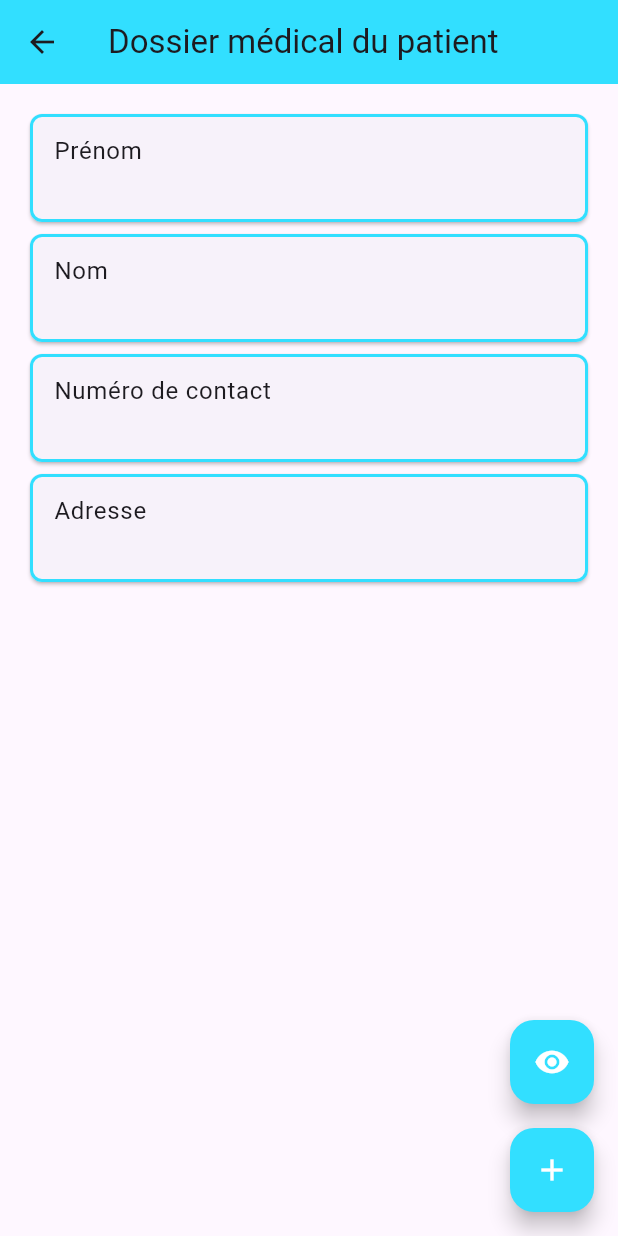
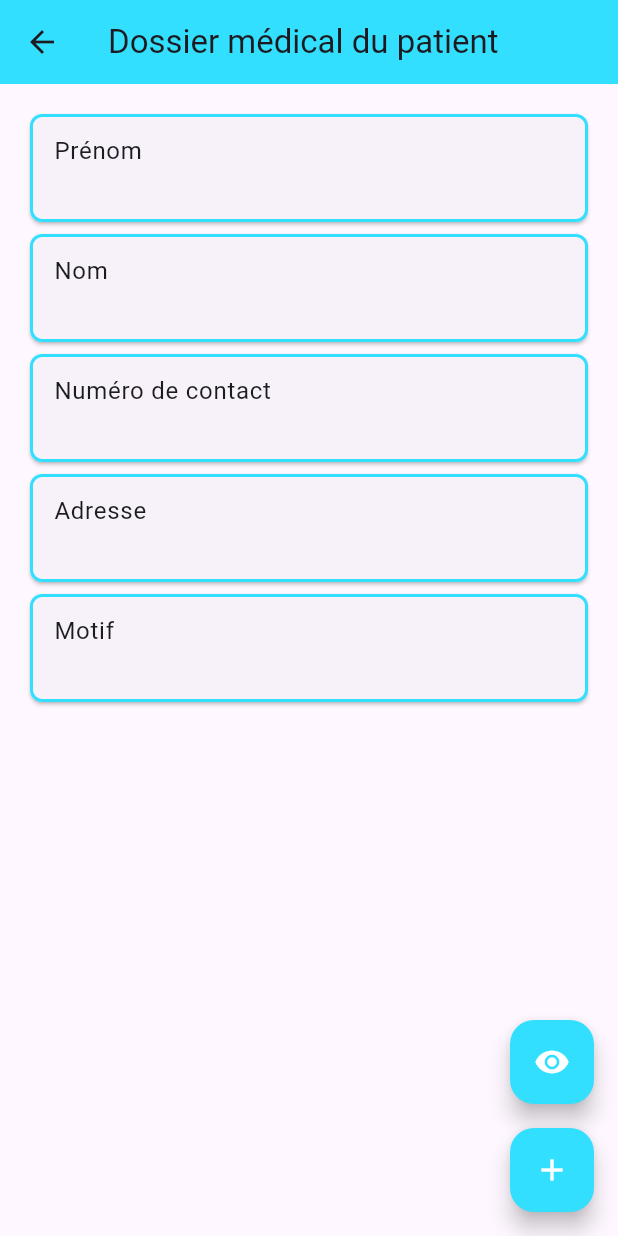
Before and after one commit to OLCAY-GURSES/sgm_phone_app, a Flutter app: the PatientDetailPage screen opened directly with empty values, on a phone screen of 412 x 824 dp. Run offline on Flutter 3.47's test engine with Material 3 defaults, Android fonts, the phone set to English and light mode, and no system bars; our stand-ins replace flutter_secure_storage, shared_preferences; accounts and stored records are empty.

```diff
--- a/lib/doctor-dashboard.dart
+++ b/lib/doctor-dashboard.dart
@@ -4,6 +4,7 @@ import 'dart:convert';
 import 'drawer_widget.dart';
 import 'patient_detail_page.dart';
 import 'package:flutter_secure_storage/flutter_secure_storage.dart';
+
 
 class PatientListPage extends StatefulWidget {
   @override
@@ -32,7 +33,7 @@ class _PatientListPageState extends State<PatientListPage> {
         );
 
         if (response.statusCode == 200) {
-          final data = json.decode(response.body);
+          final data = json.decode(utf8.decode(response.bodyBytes)); // Décodage des caractères accentués
           if (data['today_appointments'] != null && data['today_appointments'] is List) {
             setState(() {
               todayAppointments = data['today_appointments'];
--- a/lib/drawer_widget.dart
+++ b/lib/drawer_widget.dart
@@ -3,6 +3,7 @@ import 'package:flutter_secure_storage/flutter_secure_storage.dart';
 import 'package:http/http.dart' as http;
 import 'dart:convert';
 import 'patient_detail_page.dart';
+
 
 class DrawerWidget extends StatefulWidget {
   @override
--- a/lib/login.dart
+++ b/lib/login.dart
@@ -2,6 +2,7 @@ import 'dart:convert';
 import 'package:http/http.dart' as http;
 import 'package:flutter/material.dart';
 import 'package:flutter_secure_storage/flutter_secure_storage.dart';
+
 
 class LoginPage extends StatelessWidget {
   final storage = FlutterSecureStorage();
--- a/lib/main.dart
+++ b/lib/main.dart
@@ -2,6 +2,7 @@ import 'package:flutter/material.dart';
 import 'doctor-dashboard.dart';
 import 'login.dart';
 import 'package:flutter_localizations/flutter_localizations.dart';
+
 
 
 void main() {
--- a/lib/patient_detail_page.dart
+++ b/lib/patient_detail_page.dart
@@ -6,6 +6,7 @@ import 'drawer_widget.dart';
 import 'package:flutter_secure_storage/flutter_secure_storage.dart';
 import 'prescription_list.dart';
 import 'package:intl/intl.dart';
+
 
 
 
@@ -82,6 +83,19 @@ class PatientDetailPage extends StatelessWidget {
             child: ListTile(
               title: Text('Adresse'),
               subtitle: Text(patientAddress),
+            ),
+          ),
+          Card(
+            shape: RoundedRectangleBorder(
+              side: BorderSide(
+                color: Color(0xFF32DFFF),
+                width: 2.0,
+              ),
+              borderRadius: BorderRadius.circular(8.0),
+            ),
+            child: ListTile(
+              title: Text('Motif'),
+              subtitle: Text(data['motif']),
             ),
           ),
 
--- a/lib/prescription_list.dart
+++ b/lib/prescription_list.dart
@@ -7,6 +7,7 @@ import 'package:intl/intl.dart';
 import 'dart:core';
 import 'package:intl/date_symbol_data_local.dart';
 import 'drawer_widget.dart';
+
 
 
 class PrescriptionList extends StatefulWidget {
--- a/pubspec.yaml
+++ b/pubspec.yaml
@@ -30,6 +30,8 @@ environment:
 dependencies:
   flutter:
     sdk: flutter
+
+
 
   flutter_localizations:
     sdk: flutter
```
